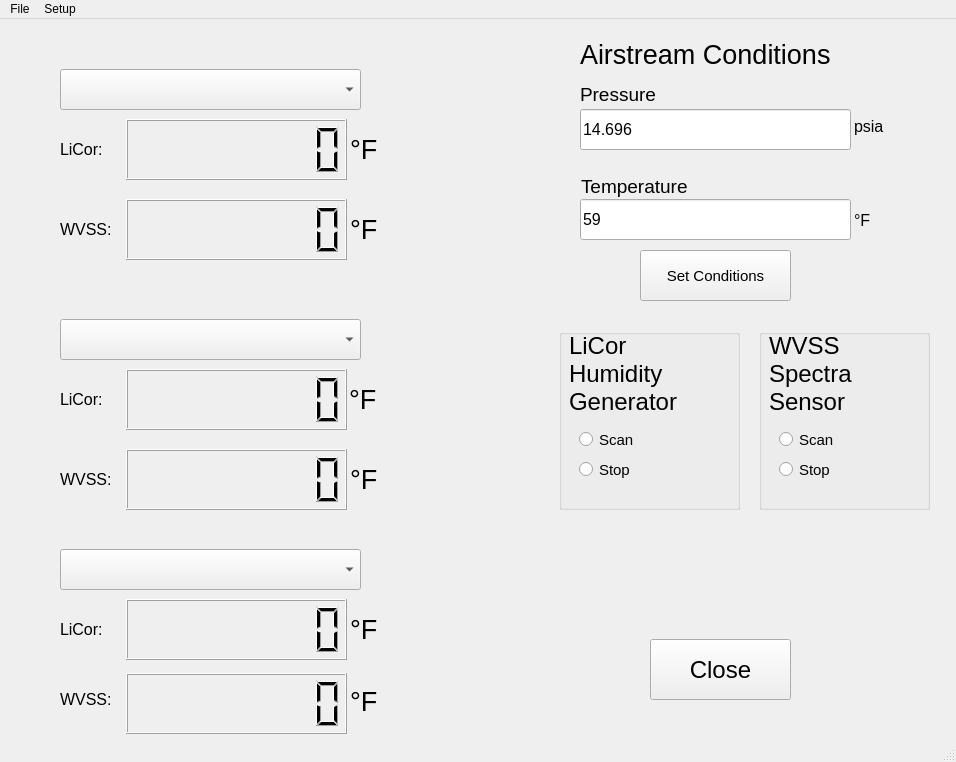
Old version of the form basic_GUI.ui in the repository jbaviation/humidity_cart.
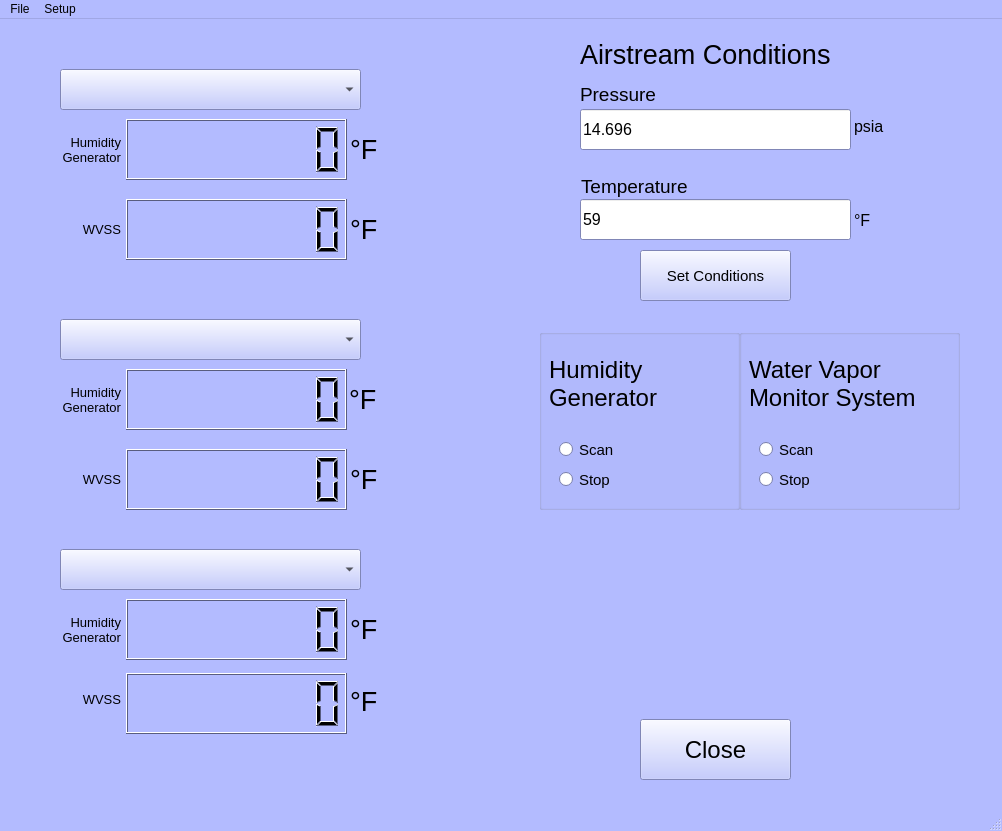
New version of the form.

Commit message: Small view and formatting changes and cleaned up message box comments. Cant get the toolTip comments to work from the Qt Designer. Next step is to add recording capability and clean up WVSS configure/errors.

The edit to the form file:
```diff
--- a/basic_GUI.ui
+++ b/basic_GUI.ui
@@ -6,13 +6,434 @@
    <rect>
     <x>0</x>
     <y>0</y>
-    <width>956</width>
-    <height>762</height>
+    <width>1002</width>
+    <height>831</height>
    </rect>
   </property>
+  <property name="palette">
+   <palette>
+    <active>
+     <colorrole role="WindowText">
+      <brush brushstyle="SolidPattern">
+       <color alpha="255">
+        <red>0</red>
+        <green>0</green>
+        <blue>0</blue>
+       </color>
+      </brush>
+     </colorrole>
+     <colorrole role="Button">
+      <brush brushstyle="SolidPattern">
+       <color alpha="255">
+        <red>179</red>
+        <green>187</green>
+        <blue>255</blue>
+       </color>
+      </brush>
+     </colorrole>
+     <colorrole role="Light">
+      <brush brushstyle="SolidPattern">
+       <color alpha="255">
+        <red>255</red>
+        <green>255</green>
+        <blue>255</blue>
+       </color>
+      </brush>
+     </colorrole>
+     <colorrole role="Midlight">
+      <brush brushstyle="SolidPattern">
+       <color alpha="255">
+        <red>217</red>
+        <green>221</green>
+        <blue>255</blue>
+       </color>
+      </brush>
+     </colorrole>
+     <colorrole role="Dark">
+      <brush brushstyle="SolidPattern">
+       <color alpha="255">
+        <red>89</red>
+        <green>93</green>
+        <blue>127</blue>
+       </color>
+      </brush>
+     </colorrole>
+     <colorrole role="Mid">
+      <brush brushstyle="SolidPattern">
+       <color alpha="255">
+        <red>119</red>
+        <green>125</green>
+        <blue>170</blue>
+       </color>
+      </brush>
+     </colorrole>
+     <colorrole role="Text">
+      <brush brushstyle="SolidPattern">
+       <color alpha="255">
+        <red>0</red>
+        <green>0</green>
+        <blue>0</blue>
+       </color>
+      </brush>
+     </colorrole>
+     <colorrole role="BrightText">
+      <brush brushstyle="SolidPattern">
+       <color alpha="255">
+        <red>255</red>
+        <green>255</green>
+        <blue>255</blue>
+       </color>
+      </brush>
+     </colorrole>
+     <colorrole role="ButtonText">
+      <brush brushstyle="SolidPattern">
+       <color alpha="255">
+        <red>0</red>
+        <green>0</green>
+        <blue>0</blue>
+       </color>
+      </brush>
+     </colorrole>
+     <colorrole role="Base">
+      <brush brushstyle="SolidPattern">
+       <color alpha="255">
+        <red>255</red>
+        <green>255</green>
+        <blue>255</blue>
+       </color>
+      </brush>
+     </colorrole>
+     <colorrole role="Window">
+      <brush brushstyle="SolidPattern">
+       <color alpha="255">
+        <red>179</red>
+        <green>187</green>
+        <blue>255</blue>
+       </color>
+      </brush>
+     </colorrole>
+     <colorrole role="Shadow">
+      <brush brushstyle="SolidPattern">
+       <color alpha="255">
+        <red>0</red>
+        <green>0</green>
+        <blue>0</blue>
+       </color>
+      </brush>
+     </colorrole>
+     <colorrole role="AlternateBase">
+      <brush brushstyle="SolidPattern">
+       <color alpha="255">
+        <red>217</red>
+        <green>221</green>
+        <blue>255</blue>
+       </color>
+      </brush>
+     </colorrole>
+     <colorrole role="ToolTipBase">
+      <brush brushstyle="SolidPattern">
+       <color alpha="255">
+        <red>255</red>
+        <green>255</green>
+        <blue>220</blue>
+       </color>
+      </brush>
+     </colorrole>
+     <colorrole role="ToolTipText">
+      <brush brushstyle="SolidPattern">
+       <color alpha="255">
+        <red>0</red>
+        <green>0</green>
+        <blue>0</blue>
+       </color>
+      </brush>
+     </colorrole>
+    </active>
+    <inactive>
+     <colorrole role="WindowText">
+      <brush brushstyle="SolidPattern">
+       <color alpha="255">
+        <red>0</red>
+        <green>0</green>
+        <blue>0</blue>
+       </color>
+      </brush>
+     </colorrole>
+     <colorrole role="Button">
+      <brush brushstyle="SolidPattern">
+       <color alpha="255">
+        <red>179</red>
+        <green>187</green>
+        <blue>255</blue>
+       </color>
+      </brush>
+     </colorrole>
+     <colorrole role="Light">
+      <brush brushstyle="SolidPattern">
+       <color alpha="255">
+        <red>255</red>
+        <green>255</green>
+        <blue>255</blue>
+       </color>
+      </brush>
+     </colorrole>
+     <colorrole role="Midlight">
+      <brush brushstyle="SolidPattern">
+       <color alpha="255">
+        <red>217</red>
+        <green>221</green>
+        <blue>255</blue>
+       </color>
+      </brush>
+     </colorrole>
+     <colorrole role="Dark">
+      <brush brushstyle="SolidPattern">
+       <color alpha="255">
+        <red>89</red>
+        <green>93</green>
+        <blue>127</blue>
+       </color>
+      </brush>
+     </colorrole>
+     <colorrole role="Mid">
+      <brush brushstyle="SolidPattern">
+       <color alpha="255">
+        <red>119</red>
+        <green>125</green>
+        <blue>170</blue>
+       </color>
+      </brush>
+     </colorrole>
+     <colorrole role="Text">
+      <brush brushstyle="SolidPattern">
+       <color alpha="255">
+        <red>0</red>
+        <green>0</green>
+        <blue>0</blue>
+       </color>
+      </brush>
+     </colorrole>
+     <colorrole role="BrightText">
+      <brush brushstyle="SolidPattern">
+       <color alpha="255">
+        <red>255</red>
+        <green>255</green>
+        <blue>255</blue>
+       </color>
+      </brush>
+     </colorrole>
+     <colorrole role="ButtonText">
+      <brush brushstyle="SolidPattern">
+       <color alpha="255">
+        <red>0</red>
+        <green>0</green>
+        <blue>0</blue>
+       </color>
+      </brush>
+     </colorrole>
+     <colorrole role="Base">
+      <brush brushstyle="SolidPattern">
+       <color alpha="255">
+        <red>255</red>
+        <green>255</green>
+        <blue>255</blue>
+       </color>
+      </brush>
+     </colorrole>
+     <colorrole role="Window">
+      <brush brushstyle="SolidPattern">
+       <color alpha="255">
+        <red>179</red>
+        <green>187</green>
+        <blue>255</blue>
+       </color>
+      </brush>
+     </colorrole>
+     <colorrole role="Shadow">
+      <brush brushstyle="SolidPattern">
+       <color alpha="255">
+        <red>0</red>
+        <green>0</green>
+        <blue>0</blue>
+       </color>
+      </brush>
+     </colorrole>
+     <colorrole role="AlternateBase">
+      <brush brushstyle="SolidPattern">
+       <color alpha="255">
+        <red>217</red>
+        <green>221</green>
+        <blue>255</blue>
+       </color>
+      </brush>
+     </colorrole>
+     <colorrole role="ToolTipBase">
+      <brush brushstyle="SolidPattern">
+       <color alpha="255">
+        <red>255</red>
+        <green>255</green>
+        <blue>220</blue>
+       </color>
+      </brush>
+     </colorrole>
+     <colorrole role="ToolTipText">
+      <brush brushstyle="SolidPattern">
+       <color alpha="255">
+        <red>0</red>
+        <green>0</green>
+        <blue>0</blue>
+       </color>
+      </brush>
+     </colorrole>
+    </inactive>
+    <disabled>
+     <colorrole role="WindowText">
+      <brush brushstyle="SolidPattern">
+       <color alpha="255">
+        <red>89</red>
+        <green>93</green>
+        <blue>127</blue>
+       </color>
+      </brush>
+     </colorrole>
+     <colorrole role="Button">
+      <brush brushstyle="SolidPattern">
+       <color alpha="255">
+        <red>179</red>
+        <green>187</green>
+        <blue>255</blue>
+       </color>
+      </brush>
+     </colorrole>
+     <colorrole role="Light">
+      <brush brushstyle="SolidPattern">
+       <color alpha="255">
+        <red>255</red>
+        <green>255</green>
+        <blue>255</blue>
+       </color>
+      </brush>
+     </colorrole>
+     <colorrole role="Midlight">
+      <brush brushstyle="SolidPattern">
+       <color alpha="255">
+        <red>217</red>
+        <green>221</green>
+        <blue>255</blue>
+       </color>
+      </brush>
+     </colorrole>
+     <colorrole role="Dark">
+      <brush brushstyle="SolidPattern">
+       <color alpha="255">
+        <red>89</red>
+        <green>93</green>
+        <blue>127</blue>
+       </color>
+      </brush>
+     </colorrole>
+     <colorrole role="Mid">
+      <brush brushstyle="SolidPattern">
+       <color alpha="255">
+        <red>119</red>
+        <green>125</green>
+        <blue>170</blue>
+       </color>
+      </brush>
+     </colorrole>
+     <colorrole role="Text">
+      <brush brushstyle="SolidPattern">
+       <color alpha="255">
+        <red>89</red>
+        <green>93</green>
+        <blue>127</blue>
+       </color>
+      </brush>
+     </colorrole>
+     <colorrole role="BrightText">
+      <brush brushstyle="SolidPattern">
+       <color alpha="255">
+        <red>255</red>
+        <green>255</green>
+        <blue>255</blue>
+       </color>
+      </brush>
+     </colorrole>
+     <colorrole role="ButtonText">
+      <brush brushstyle="SolidPattern">
+       <color alpha="255">
+        <red>89</red>
+        <green>93</green>
+        <blue>127</blue>
+       </color>
+      </brush>
+     </colorrole>
+     <colorrole role="Base">
+      <brush brushstyle="SolidPattern">
+       <color alpha="255">
+        <red>179</red>
+        <green>187</green>
+        <blue>255</blue>
+       </color>
+      </brush>
+     </colorrole>
+     <colorrole role="Window">
+      <brush brushstyle="SolidPattern">
+       <color alpha="255">
+        <red>179</red>
+        <green>187</green>
+        <blue>255</blue>
+       </color>
+      </brush>
+     </colorrole>
+     <colorrole role="Shadow">
+      <brush brushstyle="SolidPattern">
+       <color alpha="255">
+        <red>0</red>
+        <green>0</green>
+        <blue>0</blue>
+       </color>
+      </brush>
+     </colorrole>
+     <colorrole role="AlternateBase">
+      <brush brushstyle="SolidPattern">
+       <color alpha="255">
+        <red>179</red>
+        <green>187</green>
+        <blue>255</blue>
+       </color>
+      </brush>
+     </colorrole>
+     <colorrole role="ToolTipBase">
+      <brush brushstyle="SolidPattern">
+       <color alpha="255">
+        <red>255</red>
+        <green>255</green>
+        <blue>220</blue>
+       </color>
+      </brush>
+     </colorrole>
+     <colorrole role="ToolTipText">
+      <brush brushstyle="SolidPattern">
+       <color alpha="255">
+        <red>0</red>
+        <green>0</green>
+        <blue>0</blue>
+       </color>
+      </brush>
+     </colorrole>
+    </disabled>
+   </palette>
+  </property>
   <property name="windowTitle">
    <string>Humidity Cart Calibration</string>
   </property>
+  <property name="toolTip">
+   <string/>
+  </property>
+  <property name="styleSheet">
+   <string notr="true"/>
+  </property>
   <widget class="QWidget" name="centralwidget">
    <widget class="QLCDNumber" name="HumGenLCD1">
     <property name="geometry">
@@ -280,9 +701,9 @@
    <widget class="QPushButton" name="CloseButton">
     <property name="geometry">
      <rect>
-      <x>650</x>
-      <y>620</y>
-      <width>141</width>
+      <x>640</x>
+      <y>700</y>
+      <width>151</width>
       <height>61</height>
      </rect>
     </property>
@@ -298,55 +719,73 @@
    <widget class="QLabel" name="lcLabel1">
     <property name="geometry">
      <rect>
-      <x>60</x>
+      <x>10</x>
       <y>110</y>
-      <width>81</width>
+      <width>111</width>
       <height>41</height>
      </rect>
     </property>
     <property name="font">
      <font>
-      <pointsize>12</pointsize>
+      <pointsize>10</pointsize>
      </font>
     </property>
     <property name="text">
-     <string>LiCor:</string>
+     <string>Humidity Generator</string>
+    </property>
+    <property name="alignment">
+     <set>Qt::AlignRight|Qt::AlignTrailing|Qt::AlignVCenter</set>
+    </property>
+    <property name="wordWrap">
+     <bool>true</bool>
     </property>
    </widget>
    <widget class="QLabel" name="lcLabel2">
     <property name="geometry">
      <rect>
-      <x>60</x>
+      <x>10</x>
       <y>360</y>
-      <width>81</width>
+      <width>111</width>
       <height>41</height>
      </rect>
     </property>
     <property name="font">
      <font>
-      <pointsize>12</pointsize>
+      <pointsize>10</pointsize>
      </font>
     </property>
     <property name="text">
-     <string>LiCor:</string>
+     <string>Humidity Generator</string>
+    </property>
+    <property name="alignment">
+     <set>Qt::AlignRight|Qt::AlignTrailing|Qt::AlignVCenter</set>
+    </property>
+    <property name="wordWrap">
+     <bool>true</bool>
     </property>
    </widget>
    <widget class="QLabel" name="lcLabel3">
     <property name="geometry">
      <rect>
-      <x>60</x>
+      <x>10</x>
       <y>590</y>
-      <width>81</width>
+      <width>111</width>
       <height>41</height>
      </rect>
     </property>
     <property name="font">
      <font>
-      <pointsize>12</pointsize>
+      <pointsize>10</pointsize>
      </font>
     </property>
     <property name="text">
-     <string>LiCor:</string>
+     <string>Humidity Generator</string>
+    </property>
+    <property name="alignment">
+     <set>Qt::AlignRight|Qt::AlignTrailing|Qt::AlignVCenter</set>
+    </property>
+    <property name="wordWrap">
+     <bool>true</bool>
     </property>
    </widget>
    <widget class="QLabel" name="AirCondLabel">
@@ -374,9 +813,9 @@
    <widget class="QGroupBox" name="LiCorGroupBox">
     <property name="geometry">
      <rect>
-      <x>559</x>
+      <x>539</x>
       <y>310</y>
-      <width>181</width>
+      <width>201</width>
       <height>181</height>
      </rect>
     </property>
@@ -387,7 +826,7 @@
      <property name="geometry">
       <rect>
        <x>20</x>
-       <y>130</y>
+       <y>140</y>
        <width>99</width>
        <height>21</height>
       </rect>
@@ -408,7 +847,7 @@
      <property name="geometry">
       <rect>
        <x>20</x>
-       <y>100</y>
+       <y>110</y>
        <width>99</width>
        <height>21</height>
       </rect>
@@ -426,7 +865,7 @@
      <property name="geometry">
       <rect>
        <x>10</x>
-       <y>-6</y>
+       <y>4</y>
        <width>141</width>
        <height>101</height>
       </rect>
@@ -438,7 +877,7 @@
       </font>
      </property>
      <property name="text">
-      <string>LiCor Humidity Generator</string>
+      <string>Humidity Generator</string>
      </property>
      <property name="textFormat">
       <enum>Qt::AutoText</enum>
@@ -451,9 +890,9 @@
    <widget class="QGroupBox" name="WVSSgroupBox">
     <property name="geometry">
      <rect>
-      <x>759</x>
+      <x>739</x>
       <y>310</y>
-      <width>171</width>
+      <width>221</width>
       <height>181</height>
      </rect>
     </property>
@@ -464,7 +903,7 @@
      <property name="geometry">
       <rect>
        <x>20</x>
-       <y>100</y>
+       <y>110</y>
        <width>82</width>
        <height>21</height>
       </rect>
@@ -482,7 +921,7 @@
      <property name="geometry">
       <rect>
        <x>20</x>
-       <y>130</y>
+       <y>140</y>
        <width>82</width>
        <height>21</height>
       </rect>
@@ -500,8 +939,8 @@
      <property name="geometry">
       <rect>
        <x>10</x>
-       <y>-6</y>
-       <width>121</width>
+       <y>4</y>
+       <width>211</width>
        <height>101</height>
       </rect>
      </property>
@@ -512,7 +951,7 @@
       </font>
      </property>
      <property name="text">
-      <string>WVSS Spectra Sensor</string>
+      <string>Water Vapor Monitor System</string>
      </property>
      <property name="textFormat">
       <enum>Qt::AutoText</enum>
@@ -525,55 +964,64 @@
    <widget class="QLabel" name="ssLabel1">
     <property name="geometry">
      <rect>
-      <x>60</x>
+      <x>10</x>
       <y>190</y>
-      <width>81</width>
+      <width>111</width>
       <height>41</height>
      </rect>
     </property>
     <property name="font">
      <font>
-      <pointsize>12</pointsize>
+      <pointsize>10</pointsize>
      </font>
     </property>
     <property name="text">
-     <string>WVSS:</string>
+     <string>WVSS</string>
+    </property>
+    <property name="alignment">
+     <set>Qt::AlignRight|Qt::AlignTrailing|Qt::AlignVCenter</set>
     </property>
    </widget>
    <widget class="QLabel" name="ssLabel2">
     <property name="geometry">
      <rect>
-      <x>60</x>
+      <x>10</x>
       <y>440</y>
-      <width>81</width>
+      <width>111</width>
       <height>41</height>
      </rect>
     </property>
     <property name="font">
      <font>
-      <pointsize>12</pointsize>
+      <pointsize>10</pointsize>
      </font>
     </property>
     <property name="text">
-     <string>WVSS:</string>
+     <string>WVSS</string>
+    </property>
+    <property name="alignment">
+     <set>Qt::AlignRight|Qt::AlignTrailing|Qt::AlignVCenter</set>
     </property>
    </widget>
    <widget class="QLabel" name="ssLabel3">
     <property name="geometry">
      <rect>
-      <x>60</x>
+      <x>10</x>
       <y>660</y>
-      <width>81</width>
+      <width>111</width>
       <height>41</height>
      </rect>
     </property>
     <property name="font">
      <font>
-      <pointsize>12</pointsize>
+      <pointsize>10</pointsize>
      </font>
     </property>
     <property name="text">
-     <string>WVSS:</string>
+     <string>WVSS</string>
+    </property>
+    <property name="alignment">
+     <set>Qt::AlignRight|Qt::AlignTrailing|Qt::AlignVCenter</set>
     </property>
    </widget>
    <widget class="QLCDNumber" name="WVSSLCD1">
@@ -705,7 +1153,7 @@
     <rect>
      <x>0</x>
      <y>0</y>
-     <width>956</width>
+     <width>1002</width>
      <height>26</height>
     </rect>
    </property>
```
Left out of the diff: 24 changed lines with no effect on the pictures. The commit also changes 6 other files.
